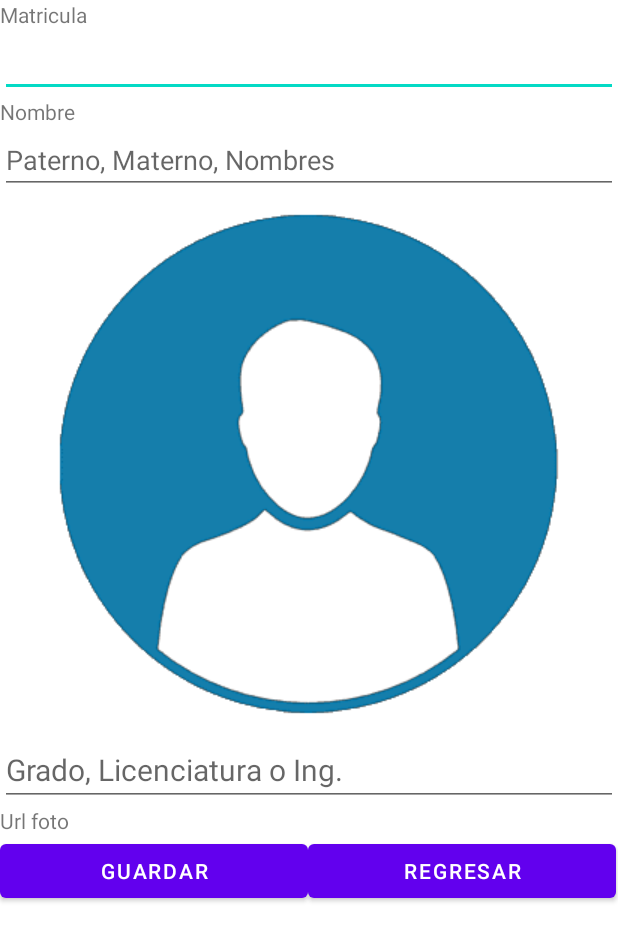
After one commit to DevDaniel13/sql, an Android app: the layout activity_alumno_alta.xml on its own in the app's theme, with its tools: preview values and no code run, on a phone screen of 412 x 824 dp. The commit adds this screen. Shown: the top 941 px of the screen. Run offline under Robolectric (Android 15) with nearby library versions, the phone set to English and light mode, and no system bars.

Commit message:
Add files via upload

```diff
--- a/src/main/java/com/example/recycleview/Alumno.java
+++ b/src/main/java/com/example/recycleview/Alumno.java
@@ -29,6 +29,10 @@ public class Alumno implements Serializable {
 
     public String getGrado() {
         return carrera;
+    }
+
+    public void setGrado(String carrera) {
+        this.carrera = carrera;
     }
 
     public void setCarrera(String carrera) {
--- a/src/main/java/com/example/recycleview/Aplicacion.java
+++ b/src/main/java/com/example/recycleview/Aplicacion.java
@@ -6,7 +6,7 @@ import android.util.Log;
 import java.util.*;
 
 public class Aplicacion extends Application {
-    private ArrayList<Alumno> alumnos;
+    static ArrayList<Alumno> alumnos;
     private MiAdaptador adaptador;
 
     public ArrayList<Alumno> getAlumnos() {
--- /dev/null
+++ b/src/main/res/layout/activity_alumno_alta.xml
@@ -0,0 +1,73 @@
+<?xml version="1.0" encoding="utf-8"?>
+<androidx.constraintlayout.widget.ConstraintLayout xmlns:android="http://schemas.android.com/apk/res/android"
+    xmlns:app="http://schemas.android.com/apk/res-auto"
+    xmlns:tools="http://schemas.android.com/tools"
+    android:layout_width="match_parent"
+    android:layout_height="match_parent"
+    tools:context=".AlumnoAlta">
+
+    <LinearLayout
+        android:layout_width="match_parent"
+        android:layout_height="match_parent"
+        android:orientation="vertical">
+
+        <TextView
+            android:layout_width="match_parent"
+            android:layout_height="wrap_content"
+            android:id="@+id/lblMatricula"
+            android:text="Matricula"/>
+        <EditText
+            android:layout_width="match_parent"
+            android:layout_height="wrap_content"
+            android:id="@+id/txtMatricula"/>
+        <TextView
+            android:layout_width="match_parent"
+            android:layout_height="wrap_content"
+            android:id="@+id/lblNombre"
+            android:text="Nombre"/>
+        <EditText
+            android:layout_width="match_parent"
+            android:layout_height="wrap_content"
+            android:id="@+id/txtNombre"
+            android:hint="Paterno, Materno, Nombres"/>
+        <ImageView
+            android:layout_width="match_parent"
+            android:layout_height="wrap_content"
+            android:src="@drawable/us01"
+            android:id="@+id/imgAlumno"/>
+        <EditText
+            android:layout_width="match_parent"
+            android:layout_height="wrap_content"
+            android:id="@+id/txtGrado"
+            android:layout_gravity="center"
+            android:textSize="20dp"
+            android:hint="Grado, Licenciatura o Ing."/>
+        <TextView
+            android:layout_width="match_parent"
+            android:layout_height="wrap_content"
+            android:id="@+id/lblFoto"
+            android:layout_gravity="center"
+            android:text="Url foto"/>
+        <TableLayout
+            android:layout_width="match_parent"
+            android:layout_height="wrap_content"
+            android:stretchColumns="*">
+        <TableRow>
+            <Button
+                android:layout_width="match_parent"
+                android:layout_height="wrap_content"
+                android:text="Guardar"
+                android:id="@+id/btnSalir"
+                android:layout_span="2"/>
+            <Button
+                android:layout_width="match_parent"
+                android:layout_height="wrap_content"
+                android:text="Regresar"
+                android:id="@+id/btnRegresar"
+                android:layout_span="2"/>
+        </TableRow>
+    </TableLayout>
+
+    </LinearLayout>
+
+</androidx.constraintlayout.widget.ConstraintLayout>
```
Also changed, not shown: src/main/java/com/example/recycleview/AlumnoAlta.java (added, +94 -0 lines), src/main/java/com/example/recycleview/MainActivity.java (+40 -2 lines), src/main/res/layout/activity_main.xml (+11 -0 lines), src/main/res/drawable-v24/agregar_alumno.png (added), src/main/res/drawable-v24/us01.png (added).
